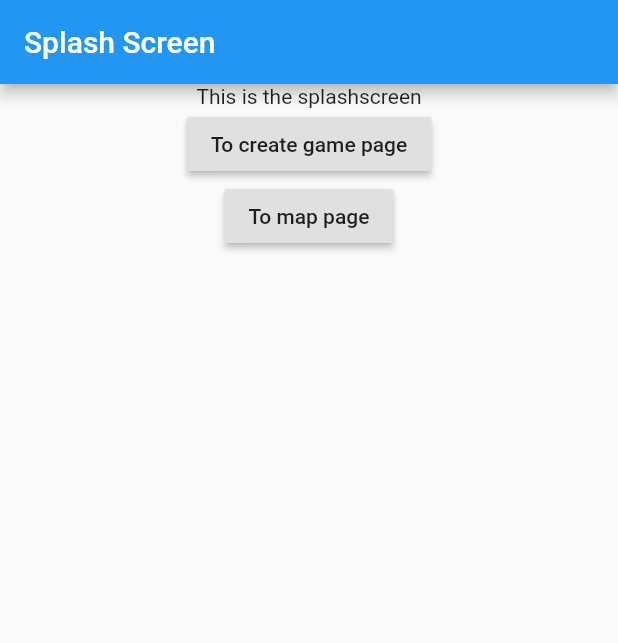
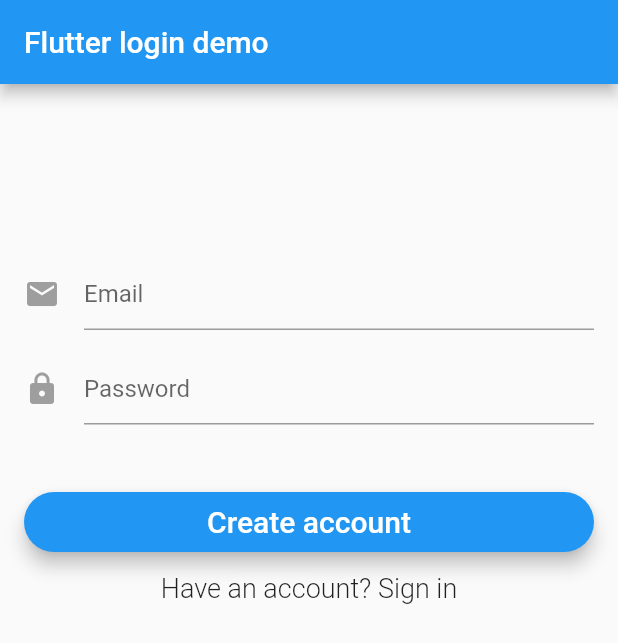
Before and after one commit to cross20/pickup, a Flutter app: the screen it shows after launch, on a phone screen of 412 x 824 dp. Shown: the top 643 px of the screen. Run offline on Flutter 3.47's test engine with Material 2 defaults, Android fonts, the phone set to English and light mode, and no system bars; our stand-ins replace cloud_firestore, datetime_picker_formfield, firebase_auth, firebase_core, flutter_datetime_picker, google_maps_flutter and 1 more; missing offline and left inert: flutter_google_places, geocoder; accounts and stored records are empty.

Commit message:
Got login and signup working

```diff
--- /dev/null
+++ b/lib/authentication.dart
@@ -0,0 +1,56 @@
+import 'dart:async';
+import 'package:firebase_auth/firebase_auth.dart';
+
+
+abstract class BaseAuth {
+  Future<String> signIn(String email, String password);
+
+  Future<String> signUp(String email, String password);
+
+  Future<FirebaseUser> getCurrentUser();
+
+  Future<void> sendEmailVerification();
+
+  Future<void> signOut();
+
+  Future<bool> isEmailVerified();
+}
+
+class Auth implements BaseAuth {
+  final FirebaseAuth _firebaseAuth = FirebaseAuth.instance;
+
+  Future<String> signIn(String email, String password) async {
+    AuthResult result = await _firebaseAuth.signInWithEmailAndPassword(
+        email: email, password: password);
+    FirebaseUser user = result.user;
+    return user.uid;
+  }
+
+  Future<String> signUp(String email, String password) async {
+    AuthResult result = await _firebaseAuth.createUserWithEmailAndPassword(
+        email: email, password: password);
+        print ("so far so good");
+    FirebaseUser user = result.user;
+    print(user.uid);
+    return user.uid;
+  }
+
+  Future<FirebaseUser> getCurrentUser() async {
+    FirebaseUser user = await _firebaseAuth.currentUser();
+    return user;
+  }
+
+  Future<void> signOut() async {
+    return _firebaseAuth.signOut();
+  }
+
+  Future<void> sendEmailVerification() async {
+    FirebaseUser user = await _firebaseAuth.currentUser();
+    user.sendEmailVerification();
+  }
+
+  Future<bool> isEmailVerified() async {
+    FirebaseUser user = await _firebaseAuth.currentUser();
+    return user.isEmailVerified;
+  }
+}
--- /dev/null
+++ b/lib/authroot.dart
@@ -0,0 +1,93 @@
+import 'package:flutter/material.dart';
+import 'signup.dart';
+import 'authentication.dart';
+import 'splashscreen.dart';
+
+enum AuthStatus {
+  NOT_DETERMINED,
+  NOT_LOGGED_IN,
+  LOGGED_IN,
+}
+
+class RootPage extends StatefulWidget {
+  RootPage({this.auth});
+
+  final BaseAuth auth;
+
+  @override
+  State<StatefulWidget> createState() => new _RootPageState();
+}
+
+class _RootPageState extends State<RootPage> {
+  AuthStatus authStatus = AuthStatus.NOT_DETERMINED;
+  String _userId = "";
+
+  @override
+  void initState() {
+    super.initState();
+    widget.auth.getCurrentUser().then((user) {
+      setState(() {
+        if (user != null) {
+          _userId = user?.uid;
+        }
+        authStatus =
+            user?.uid == null ? AuthStatus.NOT_LOGGED_IN : AuthStatus.LOGGED_IN;
+      });
+    });
+  }
+
+  void loginCallback() {
+    widget.auth.getCurrentUser().then((user) {
+      setState(() {
+        _userId = user.uid.toString();
+      });
+    });
+    setState(() {
+      authStatus = AuthStatus.LOGGED_IN;
+    });
+  }
+
+  void logoutCallback() {
+    setState(() {
+      authStatus = AuthStatus.NOT_LOGGED_IN;
+      _userId = "";
+    });
+  }
+
+  Widget buildWaitingScreen() {
+    return Scaffold(
+      body: Container(
+        alignment: Alignment.center,
+        child: CircularProgressIndicator(),
+      ),
+    );
+  }
+
+  @override
+  Widget build(BuildContext context) {
+    switch (authStatus) {
+      case AuthStatus.NOT_DETERMINED:
+        return buildWaitingScreen();
+        break;
+      case AuthStatus.NOT_LOGGED_IN:
+        return new SignupPage(
+          auth: widget.auth,
+          loginCallback: loginCallback,
+        );
+        break;
+      case AuthStatus.LOGGED_IN:
+        if (_userId.length > 0 && _userId != null) {
+          return new SplashScreenPage(
+            title: "SplashPage",
+            userId: _userId,
+            auth: widget.auth,
+            logoutCallback: logoutCallback,
+          );
+        } else
+          return buildWaitingScreen();
+        break;
+      default:
+        return buildWaitingScreen();
+    }
+  }
+}
--- a/lib/database.dart
+++ b/lib/database.dart
@@ -14,7 +14,7 @@ class Database {
     firestore_db.collection('Games').add(game);
   }
 
-  //Returns all the games information in array format
+  //Returns all the games information in the array called games
  var games=[] ;
  List<dynamic> getgame(){
     firestore_db.collection('Games').snapshots().listen((data)=> data.documents.forEach((doc)=>games.add(doc.data)));
--- a/lib/main.dart
+++ b/lib/main.dart
@@ -11,6 +11,10 @@ import 'package:intl/intl.dart';
 import 'createGame.dart';
 import 'splashscreen.dart';
 import 'map.dart';
+import 'signup.dart';
+import 'login.dart';
+import 'authroot.dart';
+import 'authentication.dart';
 
 void main() => runApp(MyApp());
 
@@ -23,10 +27,12 @@ class MyApp extends StatelessWidget {
       theme: ThemeData(
         primarySwatch: Colors.blue,
       ),
-      home: SplashScreenPage(title: 'Splash Screen'),
+      home: new RootPage(auth: new Auth()),
       routes: <String, WidgetBuilder> {
         '/createGame': (BuildContext context) => CreateGamePage(title: "Create Game Page"),
-        '/map':(BuildContext context) => MapPage(title: "This is the map")
+        '/map':(BuildContext context) => MapPage(title: "This is the map"),
+        //'/login':(BuildContext context) => LoginPage(),
+        '/signup':(BuildContext context) => SignupPage(),
       }
     );
   }
--- /dev/null
+++ b/lib/signup.dart
@@ -0,0 +1,212 @@
+import 'package:flutter/material.dart';
+import 'authentication.dart';
+import 'package:firebase_auth/firebase_auth.dart';
+class SignupPage extends StatefulWidget {
+
+  SignupPage({this.auth, this.loginCallback});
+
+  final BaseAuth auth;
+  final VoidCallback loginCallback;
+
+  @override
+  State<StatefulWidget> createState() => new _SignupPageState();
+
+}
+
+class _SignupPageState extends State<SignupPage>{
+  final _formKey = new GlobalKey<FormState>();
+  bool _isLoading = true ;
+  bool _isLoginForm = false;
+
+  String _email;
+  String _password;
+  String _errorMessage;
+
+
+  bool validateAndSave() {
+    final form = _formKey.currentState;
+    if (form.validate()) {
+      form.save();
+      return true;
+    }
+    return false;
+  }
+
+    // Perform login or signup
+  void validateAndSubmit() async {
+    setState(() {
+      //_errorMessage = "";
+      _isLoading = true;
+    });
+    if (validateAndSave()) {
+      String userId = "";
+      try {
+        if (_isLoginForm) {
+          userId = await widget.auth.signIn(_email, _password);
+          print('Signed in: $userId');
+        } else {
+          print("success as of now");
+          userId = await widget.auth.signUp(_email, _password);
+          //widget.auth.sendEmailVerification();
+          //_showVerifyEmailSentDialog();
+          print('Signed up user: $userId');
+        }
+        setState(() {
+          _isLoading = false;
+        });
+
+        if (userId.length > 0 && userId != null && _isLoginForm) {
+          widget.loginCallback();
+        }
+      } catch (e) {
+        print('Error: $e');
+        setState(() {
+          _isLoading = false;
+         // _errorMessage = e.message;
+          _formKey.currentState.reset();
+        });
+      }
+    }
+  }
+
+  @override
+  Widget build(BuildContext context) {
+    return new Scaffold(
+      appBar: new AppBar(
+        title: new Text("Flutter login demo"),
+      ),
+      body: Stack(
+        children: <Widget>[
+          _showForm(),
+        // _showCircularProgress(),
+        ],
+      ),
+    );
+  }
+
+  Widget _showCircularProgress() {
+    if (_isLoading) {
+      return Center(child: CircularProgressIndicator());
+    }
+    return Container(
+      height: 0.0,
+      width: 0.0,
+    );
+  }
+
+
+  Widget showEmailInput() {
+    return Padding(
+      padding: const EdgeInsets.fromLTRB(0.0, 100.0, 0.0, 0.0),
+      child: new TextFormField(
+        maxLines: 1,
+        keyboardType: TextInputType.emailAddress,
+        autofocus: false,
+        decoration: new InputDecoration(
+            hintText: 'Email',
+            icon: new Icon(
+              Icons.mail,
+              color: Colors.grey,
+            )),
+        validator: (value) => value.isEmpty ? 'Email can\'t be empty' : null,
+        onSaved: (value) => _email = value.trim(),
+      ),
+    );
+  }
+
+  Widget showPasswordInput() {
+    return Padding(
+      padding: const EdgeInsets.fromLTRB(0.0, 15.0, 0.0, 0.0),
+      child: new TextFormField(
+        maxLines: 1,
+        obscureText: true,
+        autofocus: false,
+        decoration: new InputDecoration(
+            hintText: 'Password',
+            icon: new Icon(
+              Icons.lock,
+              color: Colors.grey,
+            )),
+        validator: (value) => value.isEmpty ? 'Password can\'t be empty' : null,
+        onSaved: (value) => _password = value.trim(),
+      ),
+    );
+  }
+
+
+  Widget showPrimaryButton() {
+    return new Padding(
+        padding: EdgeInsets.fromLTRB(0.0, 45.0, 0.0, 0.0),
+        child: SizedBox(
+          height: 40.0,
+          child: new RaisedButton(
+            elevation: 5.0,
+            shape: new RoundedRectangleBorder(
+                borderRadius: new BorderRadius.circular(30.0)),
+            color: Colors.blue,
+            child: new Text(_isLoginForm ? 'Login' : 'Create account',
+                style: new TextStyle(fontSize: 20.0, color: Colors.white)),
+           onPressed: validateAndSubmit,
+          ),
+        ));
+  }
+
+
+  Widget showSecondaryButton() {
+    return new FlatButton(
+        child: new Text(
+            _isLoginForm ? 'Create an account' : 'Have an account? Sign in',
+            style: new TextStyle(fontSize: 18.0, fontWeight: FontWeight.w300)),
+        onPressed: toggleFormMode);
+  }
+
+  void toggleFormMode() {
+    resetForm();
+    setState(() {
+      _isLoginForm = !_isLoginForm;
+    });
+  }
+
+
+    Widget showErrorMessage() {
+    if (_errorMessage.length > 0 && _errorMessage != null) {
+      return new Text(
+        _errorMessage,
+        style: TextStyle(
+            fontSize: 13.0,
+            color: Colors.red,
+            height: 1.0,
+            fontWeight: FontWeight.w300),
+      );
+    } else {
+      return new Container(
+        height: 0.0,
+      );
+    }
+  }
+
+  Widget _showForm() {
+    return new Container(
+        padding: EdgeInsets.all(16.0),
+        child: new Form(
+          key: _formKey,
+          child: new ListView(
+            shrinkWrap: true,
+            children: <Widget>[
+
+              showEmailInput(),
+              showPasswordInput(),
+              showPrimaryButton(),
+              showSecondaryButton(),
+              //showErrorMessage(),
+            ],
+          ),
+        ));
+  }
+
+   void resetForm() {
+    _formKey.currentState.reset();
+   // _errorMessage = "";
+  }
+
+}
--- a/pubspec.yaml
+++ b/pubspec.yaml
@@ -14,7 +14,7 @@ description: A new Flutter project.
 version: 1.0.0+1
 
 environment:
-  sdk: ">=2.1.0 <3.0.0"
+  sdk: ">=2.3.0 <3.0.0"
 
 dependencies:
   flutter:
@@ -25,6 +25,7 @@ dependencies:
   google_maps_flutter: ^0.5.11
   flutter_google_places: ^0.2.4
   geocoder: ^0.2.1
+  firebase_auth: ^0.15.5+3
 
 
   # The following adds the Cupertino Icons font to your application.
```
Also changed, not shown: lib/login.dart (added, +15 -0 lines), lib/splashscreen.dart (+42 -4 lines), pubspec.lock.
